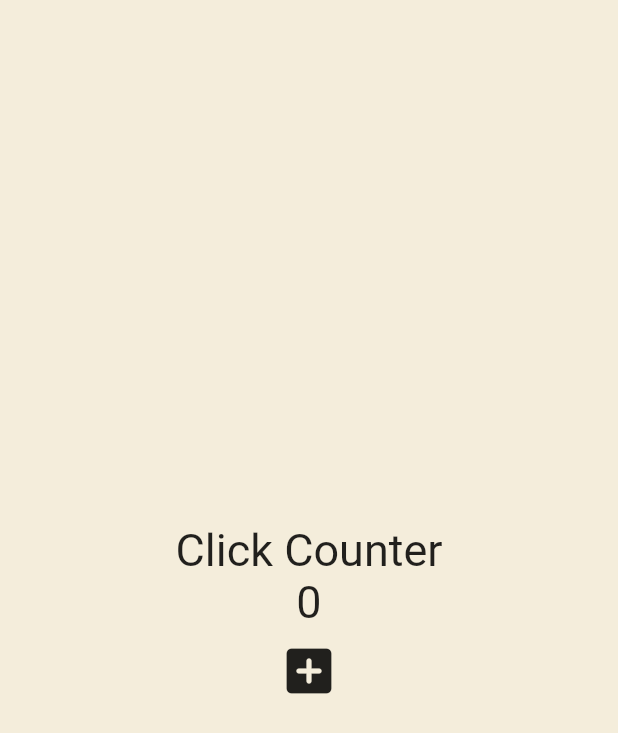
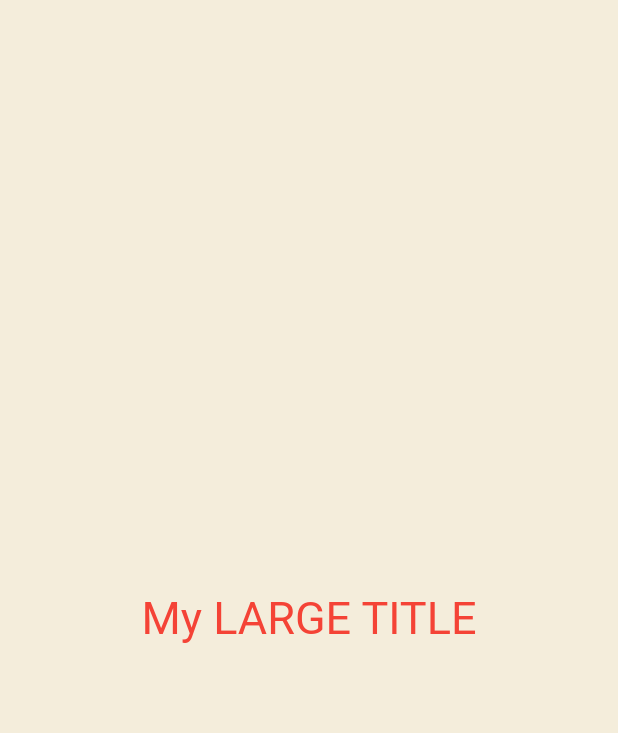
Before and after one commit to Sunjii/pomodoro, a Flutter app: the screen it shows after launch, on a phone screen of 412 x 824 dp. Shown: the top 733 px of the screen. Run offline on Flutter 3.47's test engine with Material 2 defaults, Android fonts, the phone set to English and light mode, and no system bars.

Commit message:
what is context

```diff
--- a/lib/main.dart
+++ b/lib/main.dart
@@ -12,39 +12,44 @@ class App extends StatefulWidget {
 }
 
 class _AppState extends State<App> {
-  int counter = 0;
-
-  void onClicked() {
-    setState(() {
-      counter++;
-    });
-  }
-
   @override
   Widget build(BuildContext context) {
     return MaterialApp(
+      theme: ThemeData(
+        textTheme: const TextTheme(
+          titleLarge: TextStyle(
+            color: Colors.red,
+          ),
+        ),
+      ),
       home: Scaffold(
         backgroundColor: const Color(0xFFF4EDDB),
         body: Center(
-            child: Column(
-          mainAxisAlignment: MainAxisAlignment.center,
-          children: [
-            const Text(
-              'Click Counter',
-              style: TextStyle(fontSize: 30),
-            ),
-            Text(
-              '$counter',
-              style: const TextStyle(fontSize: 30),
-            ),
-            IconButton(
-              iconSize: 40,
-              onPressed: onClicked,
-              icon: const Icon(Icons.add_box_rounded),
-            )
-          ],
-        )),
+          child: Column(
+            mainAxisAlignment: MainAxisAlignment.center,
+            children: const [
+              MyLargeTitle(),
+            ],
+          ),
+        ),
       ),
     );
   }
 }
+
+class MyLargeTitle extends StatelessWidget {
+  const MyLargeTitle({
+    super.key,
+  });
+
+  @override
+  Widget build(BuildContext context) {
+    return Text(
+      'My LARGE TITLE',
+      style: TextStyle(
+        fontSize: 30,
+        color: Theme.of(context).textTheme.titleLarge?.color,
+      ),
+    );
+  }
+}
```
